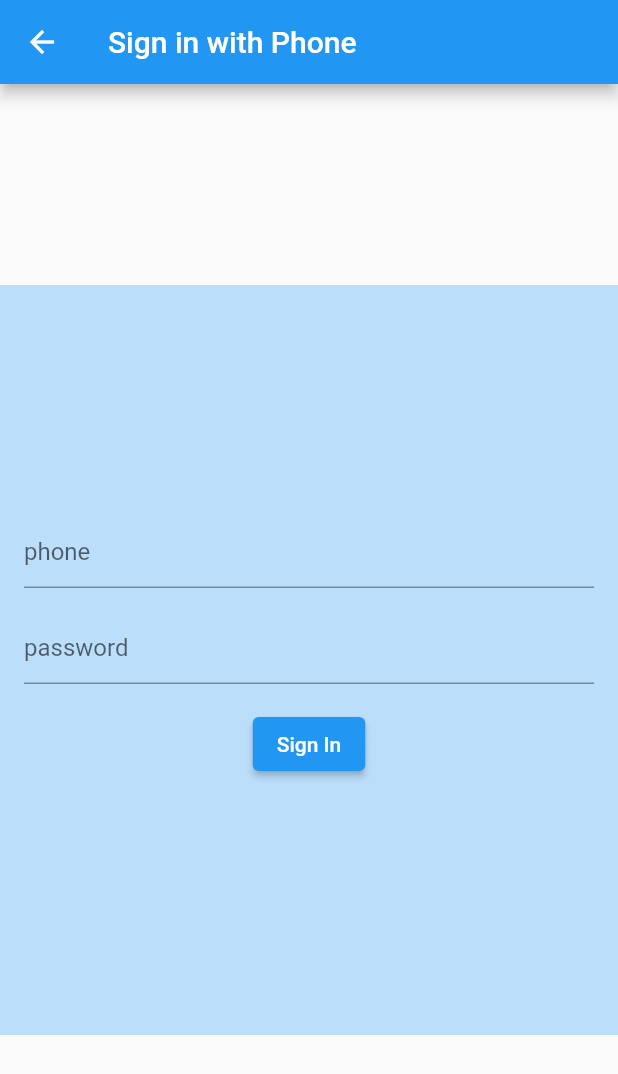
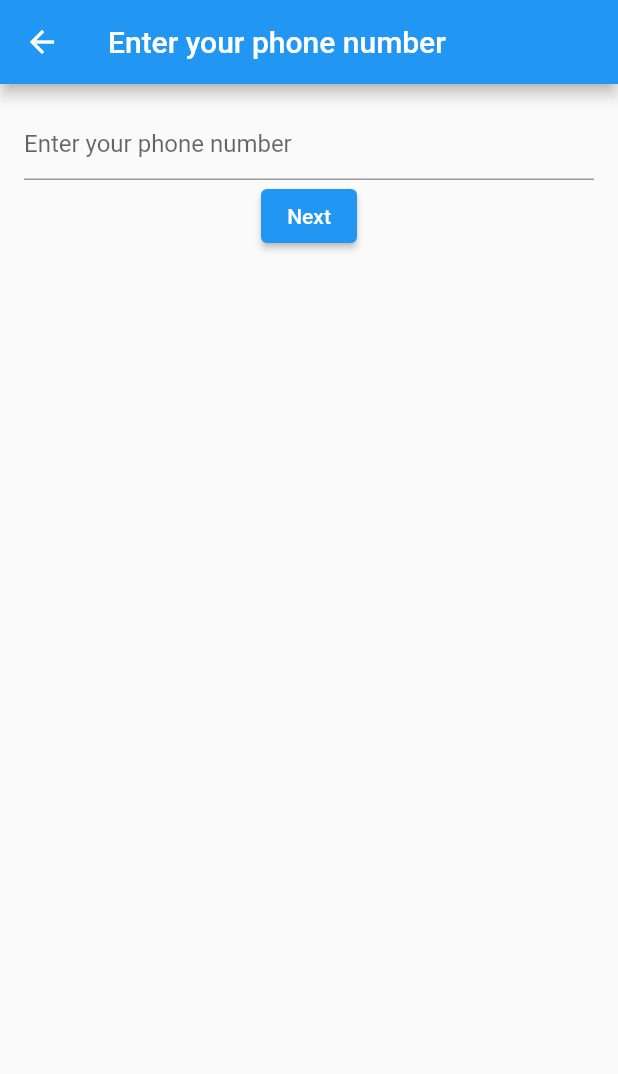
Before and after one commit to Dolma455/authentication_firebase, a Flutter app: the SignInPhoneScreen screen opened directly, on a phone screen of 412 x 824 dp. Shown: the top 1074 px of the screen. Run offline on Flutter 3.47's test engine with Material 2 defaults, Android fonts, the light colour scheme and no system bars; our stand-ins replace firebase_auth, firebase_core, google_sign_in; accounts and stored records are empty; key blocks and very long unbroken strings in the code were emptied for the run.

Commit message:
Refactor popup

```diff
--- a/lib/app/app.dart
+++ b/lib/app/app.dart
@@ -13,7 +13,7 @@ class MyApp extends StatelessWidget {
       theme: ThemeData(
         primarySwatch: Colors.blue,
       ),
-      home: SignUpScreen(),
+      home: SignUpPhoneScreen(),
     );
   }
 }
--- a/lib/phone_auth/screen/signin_phone_screen.dart
+++ b/lib/phone_auth/screen/signin_phone_screen.dart
@@ -1,78 +1,112 @@
+// import 'package:flutter/material.dart';
+
+// import 'package:flutterweb/phone_auth/user_authentication/user_auth_phone.dart';
+
+// class SignInPhoneScreen extends StatelessWidget {
+//   final TextEditingController phoneController = TextEditingController();
+//   final TextEditingController passwordController = TextEditingController();
+//   final GlobalKey<FormState> _formKey = GlobalKey<FormState>();
+//   final FirebasePhoneAuth phoneAuth = FirebasePhoneAuth();
+//   SignInPhoneScreen({super.key});
+
+//   @override
+//   Widget build(BuildContext context) {
+//     return Scaffold(
+//       appBar: AppBar(
+//         title: const Text("Sign in with Phone"),
+//       ),
+//       body: Form(
+//           key: _formKey,
+//           child: Center(
+//             child: Container(
+//               height: 500,
+//               width: 500,
+//               color: Colors.blue[100],
+//               child: Padding(
+//                 padding: const EdgeInsets.all(16),
+//                 child: Column(
+//                   mainAxisAlignment: MainAxisAlignment.center,
+//                   crossAxisAlignment: CrossAxisAlignment.center,
+//                   children: [
+//                     TextFormField(
+//                       controller: phoneController,
+//                       decoration: const InputDecoration(
+//                         hintText: "phone",
+//                       ),
+//                     ),
+//                     const SizedBox(
+//                       height: 16,
+//                     ),
+//                     TextField(
+//                       controller: passwordController,
+//                       decoration: const InputDecoration(
+//                         hintText: "password",
+//                       ),
+//                     ),
+//                     const SizedBox(
+//                       height: 16,
+//                     ),
+//                     ElevatedButton(
+//                         onPressed: () async {
+//                           if (_formKey.currentState!.validate()) {
+//                             String phone = "+977${phoneController.text}";
+//                             String password = passwordController.text;
+//                             try {
+//                               await phoneAuth.signInPhone(
+//                                   password, phone, context);
+//                               // Navigator.push(
+//                               //     context,
+//                               //     MaterialPageRoute(
+//                               //         builder: (context) =>
+//                               //             const SignInPhoneHomeScreen()));
+//                             } catch (e) {
+//                               print(e);
+//                             }
+//                           }
+//                         },
+//                         child: const Text("Sign In")),
+//                     const SizedBox(
+//                       height: 16,
+//                     ),
+//                   ],
+//                 ),
+//               ),
+//             ),
+//           )),
+//     );
+//   }
+// }
+
 import 'package:flutter/material.dart';
-import 'package:flutterweb/phone_auth/screen/signin_home_screen.dart';
-import 'package:flutterweb/phone_auth/user_authentication/user_auth_phone.dart';
+import 'package:flutterweb/phone_auth/screen/sms_code_input_screen.dart';
 
 class SignInPhoneScreen extends StatelessWidget {
   final TextEditingController phoneController = TextEditingController();
-  final TextEditingController passwordController = TextEditingController();
-  final GlobalKey<FormState> _formKey = GlobalKey<FormState>();
-  final FirebasePhoneAuth phoneAuth = FirebasePhoneAuth();
-  SignInPhoneScreen({super.key});
 
   @override
   Widget build(BuildContext context) {
     return Scaffold(
-      appBar: AppBar(
-        title: const Text("Sign in with Phone"),
-      ),
-      body: Form(
-          key: _formKey,
-          child: Center(
-            child: Container(
-              height: 500,
-              width: 500,
-              color: Colors.blue[100],
-              child: Padding(
-                padding: const EdgeInsets.all(16),
+      appBar: AppBar(title: Text('Enter your phone number')),
+      body: Padding(
+        padding: EdgeInsets.all(16),
         child: Column(
-                  mainAxisAlignment: MainAxisAlignment.center,
-                  crossAxisAlignment: CrossAxisAlignment.center,
-                  children: [
-                    TextFormField(
+          children: <Widget>[
+            TextField(
               controller: phoneController,
-                      decoration: const InputDecoration(
-                        hintText: "phone",
-                      ),
-                    ),
-                    const SizedBox(
-                      height: 16,
-                    ),
-                    TextField(
-                      controller: passwordController,
-                      decoration: const InputDecoration(
-                        hintText: "password",
-                      ),
-                    ),
-                    const SizedBox(
-                      height: 16,
+              decoration: InputDecoration(hintText: 'Enter your phone number'),
             ),
             ElevatedButton(
-                        onPressed: () async {
-                          if (_formKey.currentState!.validate()) {
-                            String phone = phoneController.text;
-                            String password = passwordController.text;
-                            try {
-                              await phoneAuth.signInPhone(
-                                  phone, password, context);
-                              Navigator.push(
-                                  context,
-                                  MaterialPageRoute(
-                                      builder: (context) =>
-                                          const SignInPhoneHomeScreen()));
-                            } catch (e) {
-                              print(e);
-                            }
-                          }
+              onPressed: () {
+                final String phoneNumber = phoneController.text.trim();
+                Navigator.of(context).push(MaterialPageRoute(
+                  builder: (context) => SmsCodeInputScreen(phoneNumber: phoneNumber),
+                ));
               },
-                        child: const Text("Sign In")),
-                    const SizedBox(
-                      height: 16,
+              child: Text('Next'),
             ),
           ],
         ),
       ),
-            ),
-          )),
     );
   }
 }
--- a/lib/phone_auth/screen/signup_phone_screen.dart
+++ b/lib/phone_auth/screen/signup_phone_screen.dart
@@ -37,7 +37,7 @@ class SignUpPhoneScreen extends StatelessWidget {
     if (_formKey.currentState!.validate()) {
       try {
         await FirebasePhoneAuth()
-            .verifyPhoneNumber(phoneController.text, context);
+            .verifyPhoneNumber("+977${phoneController.text}", context);
       } catch (e) {
         _showErrorDialog(context, 'Invalid Format');
       }
@@ -128,8 +128,7 @@ class SignUpPhoneScreen extends StatelessWidget {
                           Navigator.push(
                               context,
                               MaterialPageRoute(
-                                  builder: (context) =>
-                                      const SignUpPhoneHomeScreen()));
+                                  builder: (context) => SignInPhoneScreen()));
                         } catch (e) {
                           print("Sign up with google failed:$e");
                         }
--- /dev/null
+++ b/lib/sign_up_auth/user_auth_implementation/auth_const.dart
@@ -0,0 +1,3 @@
+class AuthConst {
+  static const String invalidLogin = "invalid-login-credentials";
+}
--- a/lib/sign_up_auth/user_auth_implementation/user_auth.dart
+++ b/lib/sign_up_auth/user_auth_implementation/user_auth.dart
@@ -1,5 +1,8 @@
+import 'dart:developer';
+
 import 'package:firebase_auth/firebase_auth.dart';
 import 'package:flutter/material.dart';
+import 'package:flutterweb/sign_up_auth/user_auth_implementation/auth_const.dart';
 
 import 'package:google_sign_in/google_sign_in.dart';
 
@@ -70,11 +73,13 @@ class FirebaseAuthServices {
           message: 'Please verify your email before signing in.',
         );
       }
+
       return credential;
     } on FirebaseAuthException catch (e) {
+      log("Error is ${e.code}");
       if (e.code == 'user-not-found') {
         showErrorDialog(context, "Sorry, Can not find user");
-      } else if (e.code == 'wrong-password') {
+      } else if (e.code == AuthConst.invalidLogin) {
         showErrorDialog(context, "Wrong Password");
       } else if (e.code == 'email-not-verified') {
         showErrorDialog(context, e.message.toString());
```
Also changed, not shown: lib/phone_auth/screen/sms_code_input_screen.dart (added, +81 -0 lines), lib/phone_auth/user_authentication/user_auth_phone.dart (+70 -48 lines), 1 other file. Lines whose indentation alone changed are shown as unchanged.
